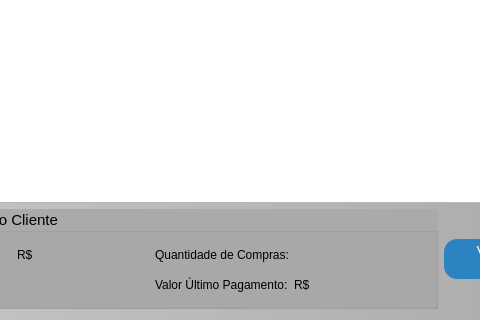
Before: the Qt Designer form clientes.ui in GabR36/QEstoqueLoja, drawn with Qt 5; both pictures show x 145 to 625 and y 132 to 452 of the 730 by 452 pixel window.
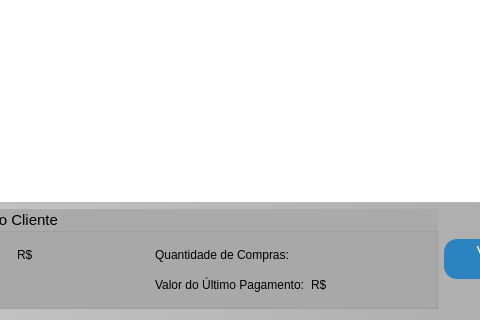
After: the same form once the commit is applied. Icons and pictures are not drawn.

The edit to the form file:
```diff
--- a/clientes.ui
+++ b/clientes.ui
@@ -136,7 +136,7 @@
            <string notr="true">font: 500 10pt ;</string>
           </property>
           <property name="text">
-           <string>Valor Último Pagamento:</string>
+           <string>Valor do Último Pagamento:</string>
           </property>
          </widget>
         </item>
```
